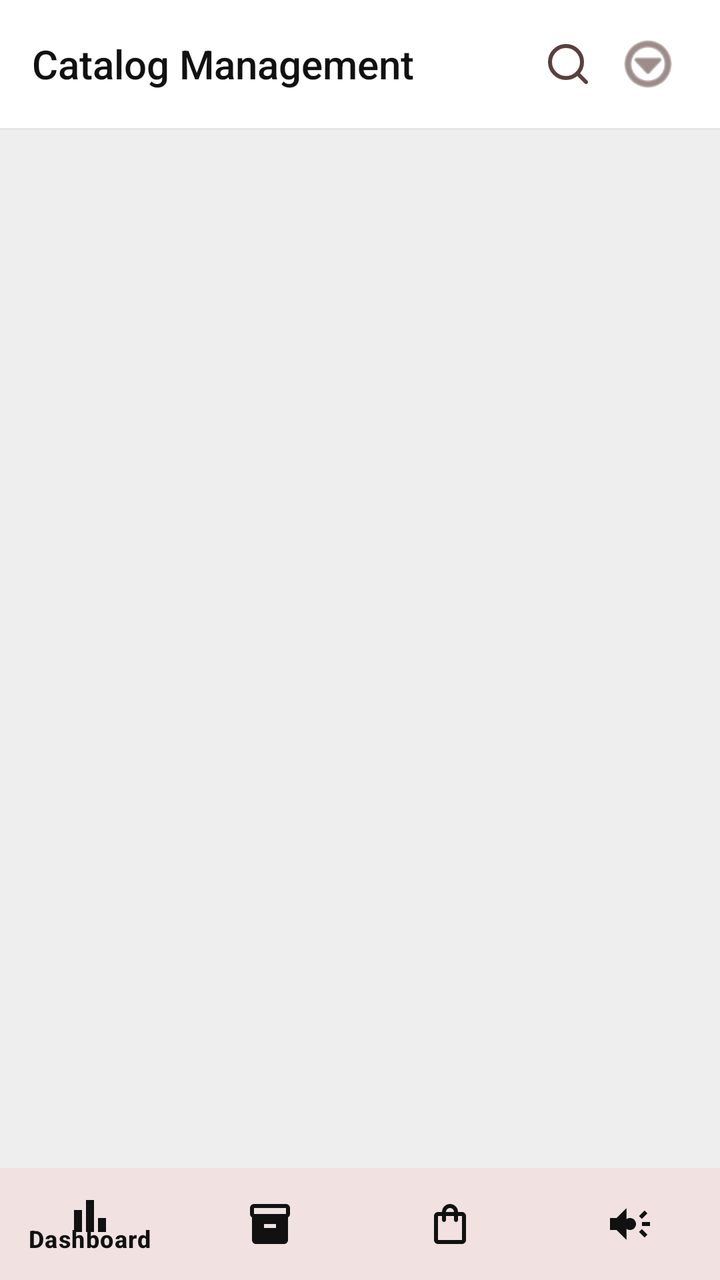
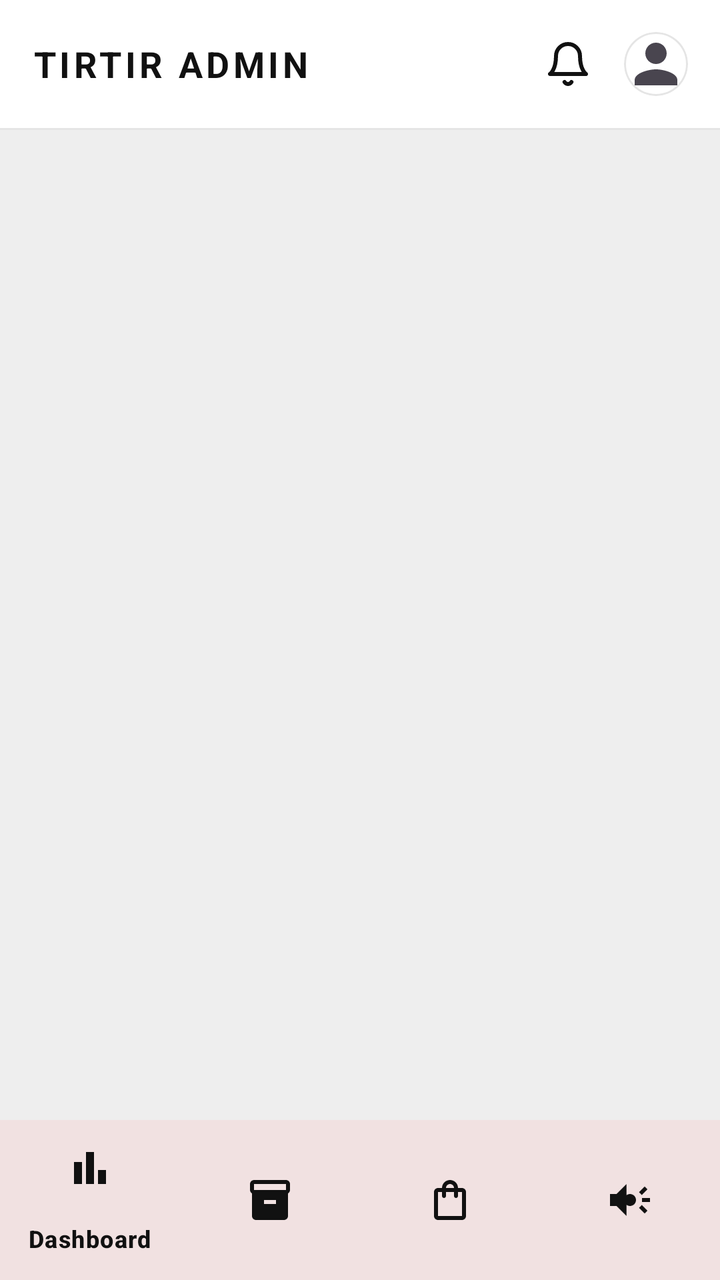

Two renders of the same Android screen: before a commit and after it. Below are the layout's source before the change and the commit's diff.
<!-- AndroidManifest.xml: application theme Theme.TirTirMCommerce -->
<!-- res/layout/activity_admin.xml -->
<?xml version="1.0" encoding="utf-8"?>
<androidx.coordinatorlayout.widget.CoordinatorLayout xmlns:android="http://schemas.android.com/apk/res/android"
    xmlns:app="http://schemas.android.com/apk/res-auto"
    xmlns:tools="http://schemas.android.com/tools"
    android:layout_width="match_parent"
    android:layout_height="match_parent"
    android:background="@color/tirtir_bg_gray"
    tools:context=".ui.activities.AdminActivity">

    
    <com.google.android.material.appbar.AppBarLayout
        android:layout_width="match_parent"
        android:layout_height="wrap_content"
        android:background="@color/tirtir_white"
        app:elevation="0dp">

        <androidx.appcompat.widget.Toolbar
            android:id="@+id/toolbarAdmin"
            android:layout_width="match_parent"
            android:layout_height="?attr/actionBarSize"
            app:title="Catalog Management"
            app:titleTextColor="@color/tirtir_primary"
            app:titleTextAppearance="@style/TextAppearance.AppCompat.Title">

            <LinearLayout
                android:layout_width="wrap_content"
                android:layout_height="wrap_content"
                android:layout_gravity="end"
                android:orientation="horizontal"
                android:paddingEnd="16dp">

                <ImageButton
                    android:id="@+id/btnAdminSearch"
                    android:layout_width="40dp"
                    android:layout_height="40dp"
                    android:background="?attr/selectableItemBackgroundBorderless"
                    android:src="@drawable/ic_search"
                    app:tint="@color/tirtir_text_secondary" />

                <ImageButton
                    android:id="@+id/btnAdminMore"
                    android:layout_width="40dp"
                    android:layout_height="40dp"
                    android:background="?attr/selectableItemBackgroundBorderless"
                    android:src="@android:drawable/ic_menu_more"
                    app:tint="@color/tirtir_text_secondary" />
            </LinearLayout>

        </androidx.appcompat.widget.Toolbar>

        
        <View
            android:layout_width="match_parent"
            android:layout_height="1dp"
            android:background="@color/tirtir_outline_variant" />

    </com.google.android.material.appbar.AppBarLayout>

    
    <FrameLayout
        android:id="@+id/fragmentContainerAdmin"
        android:layout_width="match_parent"
        android:layout_height="match_parent"
        app:layout_behavior="@string/appbar_scrolling_view_behavior"
        android:layout_marginBottom="56dp" />

    
    <com.google.android.material.bottomnavigation.BottomNavigationView
        android:id="@+id/bottomNavAdmin"
        android:layout_width="match_parent"
        android:layout_height="56dp"
        android:layout_gravity="bottom"
        android:background="@color/tirtir_white"
        app:itemIconTint="@color/tirtir_primary"
        app:itemTextColor="@color/tirtir_primary"
        app:menu="@menu/menu_admin_bottom_nav"
        app:elevation="8dp" />

</androidx.coordinatorlayout.widget.CoordinatorLayout>
<!-- resources referenced by this layout -->
<resources>
  <color name="tirtir_bg_gray">#EEEEEE</color>
  <color name="tirtir_outline_variant">#E5E5E5</color>
  <color name="tirtir_primary">#111111</color>
  <color name="tirtir_text_secondary">#5A403C</color>
  <color name="tirtir_white">#FFFFFF</color>
  <!-- drawable ic_search (drawable) -->
  <?xml version="1.0" encoding="utf-8"?>
  <vector xmlns:android="http://schemas.android.com/apk/res/android"
      android:width="24dp"
      android:height="24dp"
      android:viewportWidth="24"
      android:viewportHeight="24">
      <path
          android:strokeWidth="2"
          android:strokeColor="@android:color/black"
          android:strokeLineCap="round"
          android:strokeLineJoin="round"
          android:fillColor="@android:color/transparent"
          android:pathData="M11,19A8,8 0 1,0 11,3A8,8 0 0,0 11,19Z" />
      <path
          android:strokeWidth="2"
          android:strokeColor="@android:color/black"
          android:strokeLineCap="round"
          android:strokeLineJoin="round"
          android:fillColor="@android:color/transparent"
          android:pathData="M21,21L16.65,16.65" />
  </vector>
  <style name="Theme.TirTirMCommerce" parent="Base.Theme.TirTirMCommerce" />
  <color name="tirtir_red_primary">#8B0000</color>
  <color name="tirtir_red_dark">#610000</color>
  <color name="tirtir_red_surface">#FFF4F3</color>
  <color name="tirtir_black">#1A1C1C</color>
  <color name="tirtir_off_white">#F9F9F9</color>
  <color name="tirtir_error">#D32F2F</color>
  <!-- unchanged entries left out for length: 1 -->
</resources>

<!-- the commit's change to res/layout/activity_admin.xml (unified diff, before → after) -->
@@ -5,6 +5,7 @@
     android:layout_width="match_parent"
     android:layout_height="match_parent"
     android:background="@color/tirtir_bg_gray"
+    android:fitsSystemWindows="true"
     tools:context=".ui.activities.AdminActivity">
 
     
@@ -18,33 +19,79 @@
             android:id="@+id/toolbarAdmin"
             android:layout_width="match_parent"
             android:layout_height="?attr/actionBarSize"
-            app:title="Catalog Management"
-            app:titleTextColor="@color/tirtir_primary"
-            app:titleTextAppearance="@style/TextAppearance.AppCompat.Title">
+            app:contentInsetStart="0dp"
+            app:contentInsetEnd="0dp">
 
-            <LinearLayout
-                android:layout_width="wrap_content"
-                android:layout_height="wrap_content"
-                android:layout_gravity="end"
-                android:orientation="horizontal"
-                android:paddingEnd="16dp">
+            <RelativeLayout
+                android:layout_width="match_parent"
+                android:layout_height="match_parent"
+                android:paddingHorizontal="16dp">
 
-                <ImageButton
-                    android:id="@+id/btnAdminSearch"
-                    android:layout_width="40dp"
-                    android:layout_height="40dp"
-                    android:background="?attr/selectableItemBackgroundBorderless"
-                    android:src="@drawable/ic_search"
-                    app:tint="@color/tirtir_text_secondary" />
+                
+                <TextView
+                    android:layout_width="wrap_content"
+                    android:layout_height="wrap_content"
+                    android:layout_centerVertical="true"
+                    android:text="TIRTIR ADMIN"
+                    android:textColor="@color/tirtir_primary"
+                    android:textSize="18sp"
+                    android:textStyle="bold"
+                    android:letterSpacing="0.1" />
 
-                <ImageButton
-                    android:id="@+id/btnAdminMore"
-                    android:layout_width="40dp"
-                    android:layout_height="40dp"
-                    android:background="?attr/selectableItemBackgroundBorderless"
-                    android:src="@android:drawable/ic_menu_more"
-                    app:tint="@color/tirtir_text_secondary" />
-            </LinearLayout>
+                
+                <LinearLayout
+                    android:layout_width="wrap_content"
+                    android:layout_height="wrap_content"
+                    android:layout_alignParentEnd="true"
+                    android:layout_centerVertical="true"
+                    android:orientation="horizontal"
+                    android:gravity="center_vertical"
+                    android:paddingEnd="0dp">
+
+                    <ImageButton
+                        android:id="@+id/btnAdminSearch"
+                        android:layout_width="40dp"
+                        android:layout_height="40dp"
+                        android:background="?attr/selectableItemBackgroundBorderless"
+                        android:src="@drawable/ic_search"
+                        app:tint="@color/tirtir_text_secondary"
+                        android:visibility="gone" />
+
+                    <ImageButton
+                        android:id="@+id/btnAdminNotifications"
+                        android:layout_width="40dp"
+                        android:layout_height="40dp"
+                        android:layout_marginEnd="8dp"
+                        android:background="?attr/selectableItemBackgroundBorderless"
+                        android:src="@drawable/ic_notifications"
+                        app:tint="@color/tirtir_primary" />
+
+                    <com.google.android.material.card.MaterialCardView
+                        android:id="@+id/btnAdminProfile"
+                        android:layout_width="32dp"
+                        android:layout_height="32dp"
+                        app:cardCornerRadius="16dp"
+                        app:cardElevation="0dp"
+                        app:strokeWidth="1dp"
+                        app:strokeColor="@color/tirtir_outline_variant"
+                        android:clickable="true"
+                        android:focusable="true">
+                        <ImageView
+                            android:layout_width="match_parent"
+                            android:layout_height="match_parent"
+                            android:scaleType="centerCrop"
+                            android:src="@drawable/ic_person" />
+                    </com.google.android.material.card.MaterialCardView>
+
+                    
+                    <ImageButton
+                        android:id="@+id/btnAdminMore"
+                        android:layout_width="0dp"
+                        android:layout_height="0dp"
+                        android:visibility="gone" />
+                </LinearLayout>
+
+            </RelativeLayout>
 
         </androidx.appcompat.widget.Toolbar>
 
@@ -62,13 +109,13 @@
         android:layout_width="match_parent"
         android:layout_height="match_parent"
         app:layout_behavior="@string/appbar_scrolling_view_behavior"
-        android:layout_marginBottom="56dp" />
+        android:layout_marginBottom="?attr/actionBarSize" />
 
     
     <com.google.android.material.bottomnavigation.BottomNavigationView
         android:id="@+id/bottomNavAdmin"
         android:layout_width="match_parent"
-        android:layout_height="56dp"
+        android:layout_height="wrap_content"
         android:layout_gravity="bottom"
         android:background="@color/tirtir_white"
         app:itemIconTint="@color/tirtir_primary"
<!-- resource entries referenced after the edit -->
@@ -5,6 +5,39 @@
   <color name="tirtir_primary">#111111</color>
   <color name="tirtir_text_secondary">#5A403C</color>
   <color name="tirtir_white">#FFFFFF</color>
+  <!-- drawable ic_notifications (drawable) -->
+  <?xml version="1.0" encoding="utf-8"?>
+  <vector xmlns:android="http://schemas.android.com/apk/res/android"
+      android:width="24dp"
+      android:height="24dp"
+      android:viewportWidth="24"
+      android:viewportHeight="24">
+      <path
+          android:strokeWidth="2"
+          android:strokeColor="@android:color/black"
+          android:strokeLineCap="round"
+          android:strokeLineJoin="round"
+          android:fillColor="@android:color/transparent"
+          android:pathData="M18,8A6,6 0 0,0 6,8C6,15 3,17 3,17H21C21,17 18,15 18,8Z" />
+      <path
+          android:strokeWidth="2"
+          android:strokeColor="@android:color/black"
+          android:strokeLineCap="round"
+          android:strokeLineJoin="round"
+          android:fillColor="@android:color/transparent"
+          android:pathData="M13.73,21C13.55,21.3 13.3,21.55 13,21.72C12.7,21.9 12.35,22 12,22C11.65,22 11.3,21.9 11,21.72C10.7,21.55 10.45,21.3 10.27,21" />
+  </vector>
+  <!-- drawable ic_person (drawable) -->
+  <vector xmlns:android="http://schemas.android.com/apk/res/android"
+      android:width="24dp"
+      android:height="24dp"
+      android:viewportWidth="24"
+      android:viewportHeight="24"
+      android:tint="?attr/colorControlNormal">
+    <path
+        android:fillColor="@android:color/white"
+        android:pathData="M12,12c2.21,0 4,-1.79 4,-4s-1.79,-4 -4,-4 -4,1.79 -4,4 1.79,4 4,4zM12,14c-2.67,0 -8,1.34 -8,4v2h16v-2c0,-2.66 -5.33,-4 -8,-4z"/>
+  </vector>
   <!-- drawable ic_search (drawable) -->
   <?xml version="1.0" encoding="utf-8"?>
   <vector xmlns:android="http://schemas.android.com/apk/res/android"
